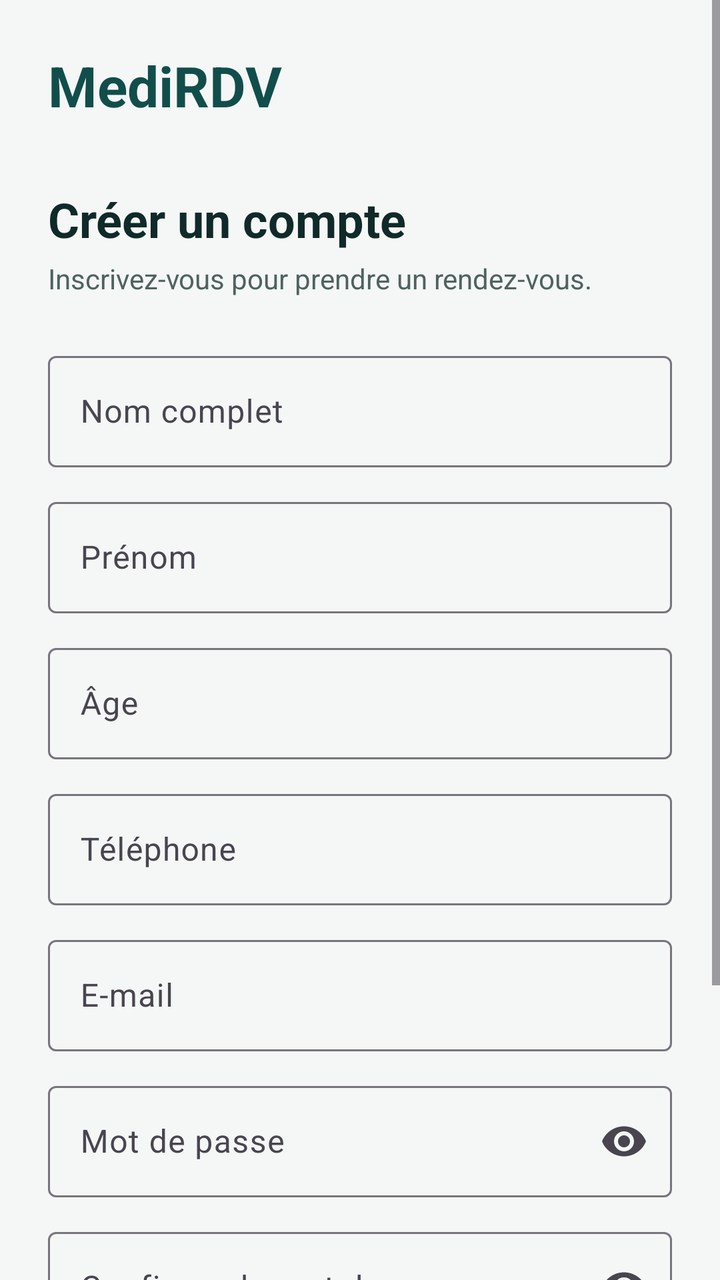
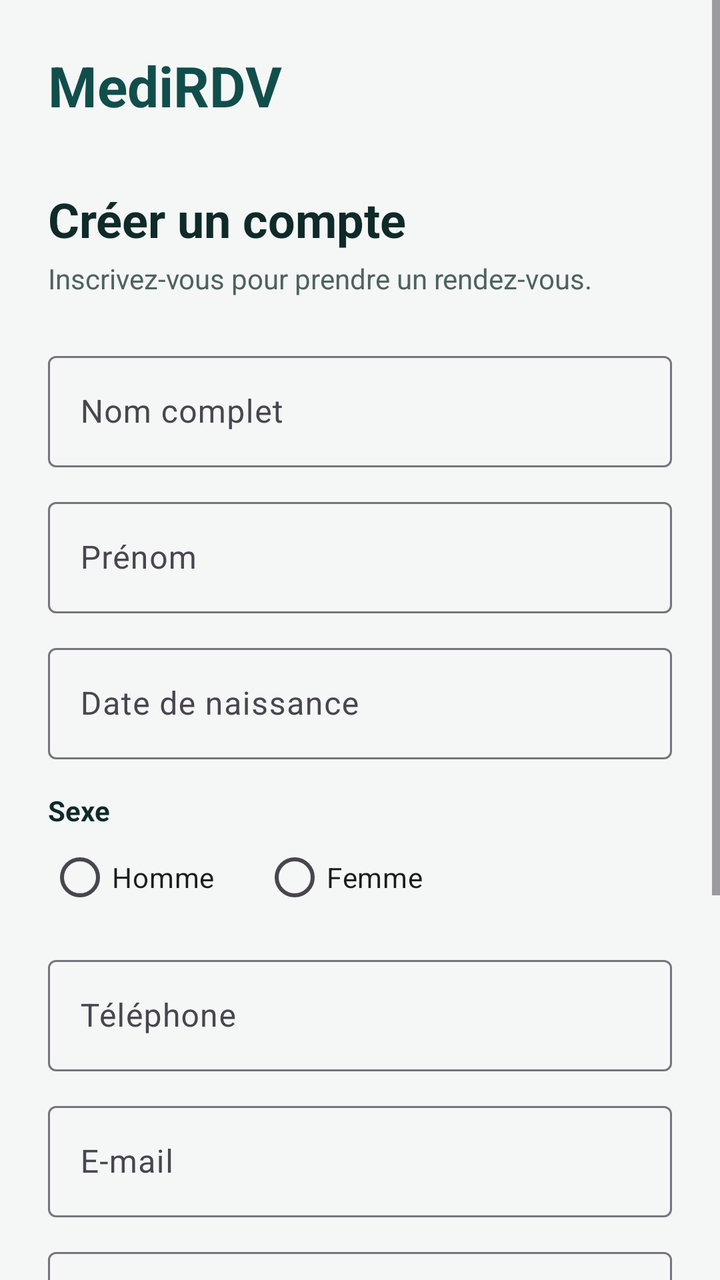

The first picture is an Android layout as it rendered before a commit; the second is the same layout after the commit. The layout source and the unified diff follow.
<!-- AndroidManifest.xml: application theme Theme.Projet_medical -->
<!-- res/layout/activity_register.xml -->
<?xml version="1.0" encoding="utf-8"?>
<ScrollView xmlns:android="http://schemas.android.com/apk/res/android"
    xmlns:tools="http://schemas.android.com/tools"
    android:layout_width="match_parent"
    android:layout_height="match_parent"
    xmlns:app="http://schemas.android.com/apk/res-auto">

    <LinearLayout
        android:layout_width="match_parent"
        android:layout_height="wrap_content"
        android:gravity="center_vertical"
        android:orientation="vertical"
        android:padding="24dp"
        tools:ignore="MissingConstraints">

        <TextView
            android:layout_width="wrap_content"
            android:layout_height="wrap_content"
            android:text="MediRDV"
            android:textColor="@color/primary"
            android:textSize="28sp"
            android:textStyle="bold" />

        <TextView
            android:layout_width="wrap_content"
            android:layout_height="wrap_content"
            android:layout_marginTop="32dp"
            android:text="Créer un compte"
            android:textColor="@color/ink"
            android:textSize="24sp"
            android:textStyle="bold" />

        <TextView
            android:layout_width="wrap_content"
            android:layout_height="wrap_content"
            android:layout_marginTop="4dp"
            android:text="Inscrivez-vous pour prendre un rendez-vous."
            android:textColor="@color/muted"
            android:textSize="14sp" />

        <com.google.android.material.textfield.TextInputLayout
            android:id="@+id/tilNom"
            style="@style/Widget.Material3.TextInputLayout.OutlinedBox"
            android:layout_width="match_parent"
            android:layout_height="wrap_content"
            android:layout_marginTop="24dp"
            android:hint="Nom complet">


            <com.google.android.material.textfield.TextInputEditText
                android:id="@+id/etNom"
                android:layout_width="match_parent"
                android:layout_height="wrap_content"
                android:inputType="textPersonName" />
        </com.google.android.material.textfield.TextInputLayout>
        <com.google.android.material.textfield.TextInputLayout
            android:id="@+id/tilPrenom"
            style="@style/Widget.Material3.TextInputLayout.OutlinedBox"
            android:layout_width="match_parent"
            android:layout_height="wrap_content"
            android:layout_marginTop="12dp"
            android:hint="Prénom">

            <com.google.android.material.textfield.TextInputEditText
                android:id="@+id/etPrenom"
                android:layout_width="match_parent"
                android:layout_height="wrap_content"
                android:inputType="textPersonName" />
        </com.google.android.material.textfield.TextInputLayout>

        <com.google.android.material.textfield.TextInputLayout
            android:id="@+id/tilAge"
            style="@style/Widget.Material3.TextInputLayout.OutlinedBox"
            android:layout_width="match_parent"
            android:layout_height="wrap_content"
            android:layout_marginTop="12dp"
            android:hint="Âge">

            <com.google.android.material.textfield.TextInputEditText
                android:id="@+id/etAge"
                android:layout_width="match_parent"
                android:layout_height="wrap_content"
                android:inputType="number"
                android:maxLength="3" />
        </com.google.android.material.textfield.TextInputLayout>
        <com.google.android.material.textfield.TextInputLayout
            android:id="@+id/tilTelephone"
            style="@style/Widget.Material3.TextInputLayout.OutlinedBox"
            android:layout_width="match_parent"
            android:layout_height="wrap_content"
            android:layout_marginTop="12dp"
            android:hint="Téléphone">

            <com.google.android.material.textfield.TextInputEditText
                android:id="@+id/etTelephone"
                android:layout_width="match_parent"
                android:layout_height="wrap_content"
                android:inputType="phone" />
        </com.google.android.material.textfield.TextInputLayout>

        <com.google.android.material.textfield.TextInputLayout
            android:id="@+id/tilEmail"
            style="@style/Widget.Material3.TextInputLayout.OutlinedBox"
            android:layout_width="match_parent"
            android:layout_height="wrap_content"
            android:layout_marginTop="12dp"
            android:hint="E-mail">

            <com.google.android.material.textfield.TextInputEditText
                android:id="@+id/etEmail"
                android:layout_width="match_parent"
                android:layout_height="wrap_content"
                android:inputType="textEmailAddress" />
        </com.google.android.material.textfield.TextInputLayout>

        <com.google.android.material.textfield.TextInputLayout
            android:id="@+id/tilPassword"
            style="@style/Widget.Material3.TextInputLayout.OutlinedBox"
            android:layout_width="match_parent"
            android:layout_height="wrap_content"
            android:layout_marginTop="12dp"
            android:hint="Mot de passe"
            app:endIconMode="password_toggle">

            <com.google.android.material.textfield.TextInputEditText
                android:id="@+id/etPassword"
                android:layout_width="match_parent"
                android:layout_height="wrap_content"
                android:inputType="textPassword" />
        </com.google.android.material.textfield.TextInputLayout>
        <com.google.android.material.textfield.TextInputLayout
            android:id="@+id/tilConfirmPassword"
            style="@style/Widget.Material3.TextInputLayout.OutlinedBox"
            android:layout_width="match_parent"
            android:layout_height="wrap_content"
            android:layout_marginTop="12dp"
            android:hint="Confirmer le mot de passe"
            app:endIconMode="password_toggle">

            <com.google.android.material.textfield.TextInputEditText
                android:id="@+id/etConfirmPassword"
                android:layout_width="match_parent"
                android:layout_height="wrap_content"
                android:inputType="textPassword" />
        </com.google.android.material.textfield.TextInputLayout>

        <TextView
            android:id="@+id/tvError"
            android:layout_width="wrap_content"
            android:layout_height="wrap_content"
            android:layout_marginTop="12dp"
            android:textColor="#B3261E"
            android:textSize="14sp"
            android:visibility="gone" />

        <com.google.android.material.button.MaterialButton
            android:id="@+id/btnRegister"
            android:layout_width="match_parent"
            android:layout_height="56dp"
            android:layout_marginTop="24dp"
            android:text="Créer mon compte"
            android:textSize="16sp"
            app:backgroundTint="@color/primary"
            app:cornerRadius="12dp" />

        <com.google.android.material.button.MaterialButton
            android:id="@+id/btnGoLogin"
            style="@style/Widget.Material3.Button.TextButton"
            android:layout_width="match_parent"
            android:layout_height="wrap_content"
            android:layout_marginTop="8dp"
            android:text="Déjà un compte ? Se connecter"
            android:textColor="@color/primary" />
    </LinearLayout>
</ScrollView>
<!-- resources referenced by this layout -->
<resources>
  <color name="ink">#0F2A29</color>
  <color name="muted">#4F625F</color>
  <color name="primary">#114E4B</color>
  <style name="Theme.Projet_medical" parent="Base.Theme.Projet_medical" />
  <style name="Base.Theme.Projet_medical" parent="Theme.Material3.Light.NoActionBar">
          <item name="colorPrimary">@color/primary</item>
          <item name="colorOnPrimary">@color/white</item>
          <item name="android:windowBackground">@color/background</item>
          <item name="android:statusBarColor">@color/background</item>
          <item name="android:windowLightStatusBar">true</item>
      </style>
  <color name="white">#FFFFFF</color>
  <color name="background">#F4F7F6</color>
</resources>

<!-- the commit's change to res/layout/activity_register.xml (unified diff, before → after) -->
@@ -69,20 +69,49 @@
         </com.google.android.material.textfield.TextInputLayout>
 
         <com.google.android.material.textfield.TextInputLayout
-            android:id="@+id/tilAge"
-            style="@style/Widget.Material3.TextInputLayout.OutlinedBox"
-            android:layout_width="match_parent"
-            android:layout_height="wrap_content"
-            android:layout_marginTop="12dp"
-            android:hint="Âge">
-
-            <com.google.android.material.textfield.TextInputEditText
-                android:id="@+id/etAge"
-                android:layout_width="match_parent"
-                android:layout_height="wrap_content"
-                android:inputType="number"
-                android:maxLength="3" />
-        </com.google.android.material.textfield.TextInputLayout>
+            android:id="@+id/tilDateNaissance"
+            style="@style/Widget.Material3.TextInputLayout.OutlinedBox"
+            android:layout_width="match_parent"
+            android:layout_height="wrap_content"
+            android:layout_marginTop="12dp"
+            android:hint="Date de naissance">
+
+            <com.google.android.material.textfield.TextInputEditText
+                android:id="@+id/etDateNaissance"
+                android:layout_width="match_parent"
+                android:layout_height="wrap_content"
+                android:focusable="false"
+                android:inputType="none" />
+        </com.google.android.material.textfield.TextInputLayout>
+
+        <TextView
+            android:layout_width="wrap_content"
+            android:layout_height="wrap_content"
+            android:layout_marginTop="16dp"
+            android:text="Sexe"
+            android:textColor="@color/ink"
+            android:textSize="14sp"
+            android:textStyle="bold" />
+
+        <RadioGroup
+            android:id="@+id/rgSexe"
+            android:layout_width="match_parent"
+            android:layout_height="wrap_content"
+            android:orientation="horizontal">
+
+            <RadioButton
+                android:id="@+id/rbHomme"
+                android:layout_width="wrap_content"
+                android:layout_height="wrap_content"
+                android:text="Homme" />
+
+            <RadioButton
+                android:id="@+id/rbFemme"
+                android:layout_width="wrap_content"
+                android:layout_height="wrap_content"
+                android:layout_marginStart="24dp"
+                android:text="Femme" />
+        </RadioGroup>
         <com.google.android.material.textfield.TextInputLayout
             android:id="@+id/tilTelephone"
             style="@style/Widget.Material3.TextInputLayout.OutlinedBox"
